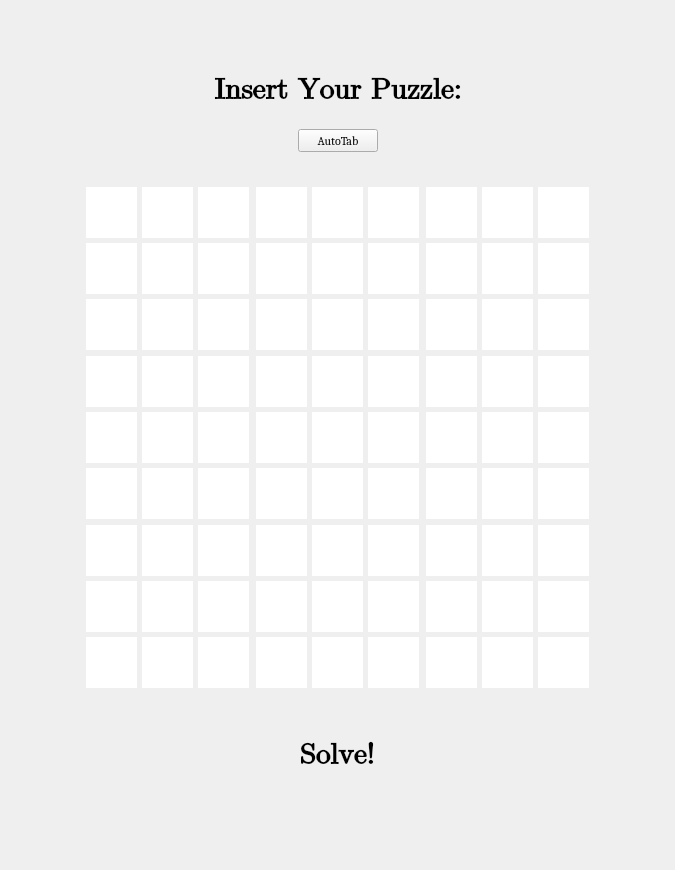
This is mainwindow.ui in HayatoTenryuu/Qt-Sudoku-Solver as Qt 5 draws it before an edit. The edited form follows.
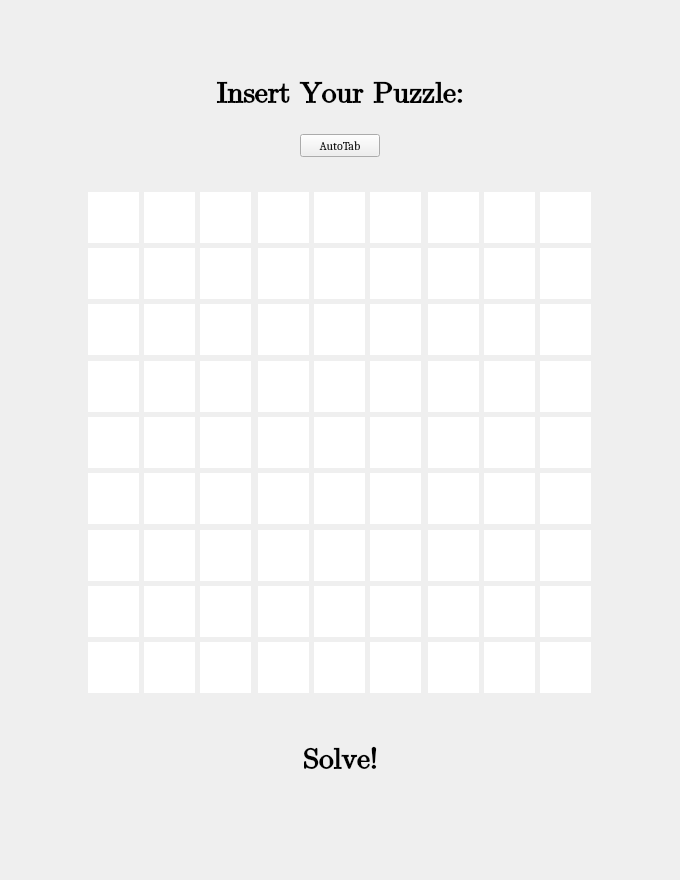
This is the edited form.

Patch:
```diff
--- a/mainwindow.ui
+++ b/mainwindow.ui
@@ -6,8 +6,8 @@
    <rect>
     <x>0</x>
     <y>0</y>
-    <width>675</width>
-    <height>870</height>
+    <width>680</width>
+    <height>880</height>
    </rect>
   </property>
   <property name="font">
@@ -169,7 +169,7 @@
             </property>
             <property name="minimumSize">
              <size>
-              <width>250</width>
+              <width>200</width>
               <height>30</height>
              </size>
             </property>
@@ -767,6 +767,12 @@
                     <property name="frame">
                      <bool>false</bool>
                     </property>
+                    <property name="alignment">
+                     <set>Qt::AlignLeading|Qt::AlignLeft|Qt::AlignVCenter</set>
+                    </property>
+                    <property name="dragEnabled">
+                     <bool>false</bool>
+                    </property>
                    </widget>
                   </item>
                  </layout>
@@ -3895,7 +3901,7 @@
            <enum>Qt::Vertical</enum>
           </property>
           <property name="sizeType">
-           <enum>QSizePolicy::Fixed</enum>
+           <enum>QSizePolicy::Minimum</enum>
           </property>
           <property name="sizeHint" stdset="0">
            <size>
```
